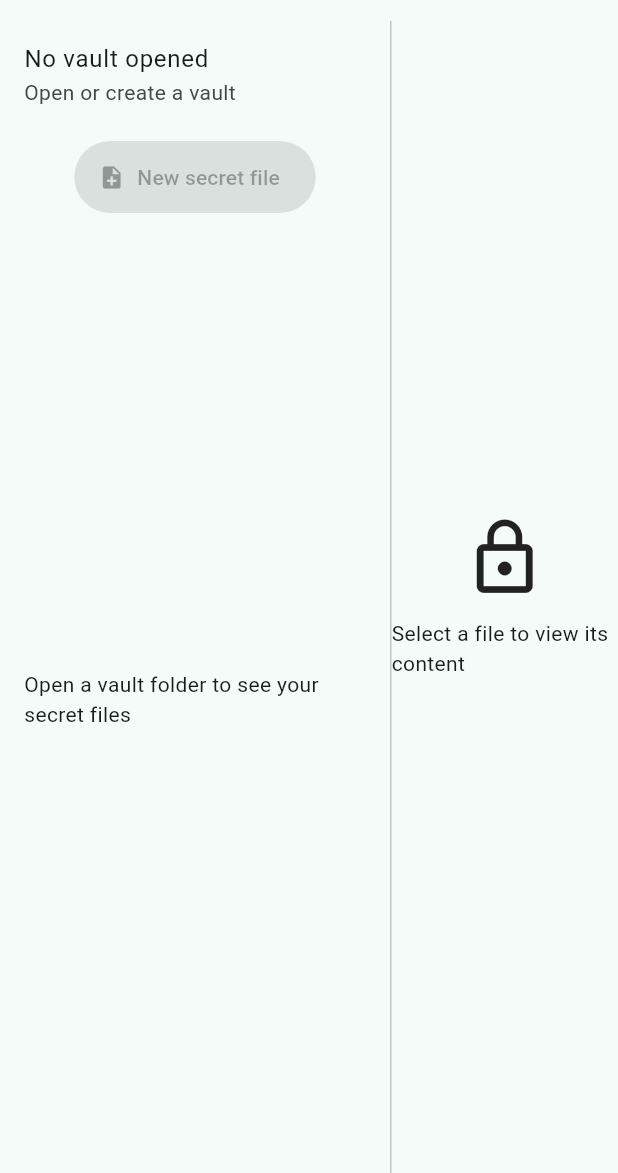
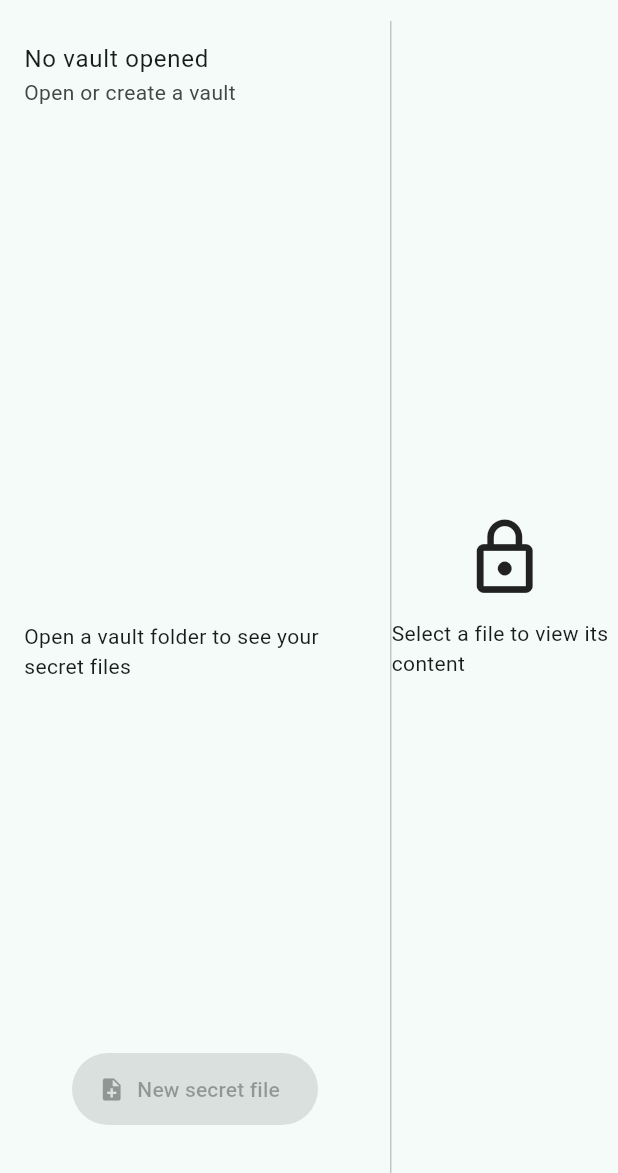
Before and after one commit to tanguyhardion/file-vault, a Flutter app: the screen it shows after launch, on a phone screen of 412 x 824 dp, the part 63-1236 px from its top. Run offline on Flutter 3.47's test engine with Material 3 defaults, Android fonts, the phone set to English and light mode, and no system bars; our stand-ins replace shared_preferences; missing offline and left inert: cryptography, file_selector.

Commit message:
feat: Refactor vault controllers, add vault marker handling, and enhance UI components

```diff
--- a/lib/main.dart
+++ b/lib/main.dart
@@ -2,8 +2,6 @@ import 'package:flutter/material.dart';
 
 import 'app.dart';
 
-export 'app.dart' show FileVaultApp;
-
 void main() {
   runApp(const FileVaultApp());
 }
--- a/lib/screens/vault_home_page.dart
+++ b/lib/screens/vault_home_page.dart
@@ -101,12 +101,27 @@ class _VaultHomePageState extends State<VaultHomePage> {
         // Left pane: file list
         SizedBox(
           width: 260,
-          child: Column(
+          child: Stack(
             children: [
-              VaultHeader(vaultDir: _controller.vaultController.vaultDir),
-              _buildNewFileButton(),
-              _buildSearchBar(),
-              _buildFileList(),
+              Column(
+                children: [
+                  VaultHeader(vaultDir: _controller.vaultController.vaultDir),
+                  _buildSearchBar(),
+                  Expanded(child: _buildFileList()),
+                ],
+              ),
+              Positioned(
+                left: 0,
+                right: 0,
+                bottom: 24, // Space from bottom
+                child: Align(
+                  alignment: Alignment.bottomCenter,
+                  child: SizedBox(
+                    width: 180, // Set desired button width
+                    child: _buildNewFileButton(),
+                  ),
+                ),
+              ),
             ],
           ),
         ),
--- a/lib/widgets/empty_state.dart
+++ b/lib/widgets/empty_state.dart
@@ -1,4 +1,5 @@
 import 'package:flutter/material.dart';
+import 'package:path/path.dart' as p;
 import 'recent_vault_item.dart';
 
 
@@ -36,14 +37,14 @@ class EmptyState extends StatelessWidget {
                   ),
                   const SizedBox(height: 12),
                   ...recentVaults.take(5).map((vaultPath) {
-                    final vaultName = vaultPath.split(RegExp(r'[/\\]')).last;
+                    final vaultName = p.basename(vaultPath);
                     return RecentVaultItem(
                       vaultPath: vaultPath,
                       displayName: vaultName,
                       onTap: () => onOpenRecent(vaultPath),
                       showHoverEffect: true,
                     );
-                  }).toList(),
+                  }),
                 ],
               ),
             ),
--- a/lib/widgets/file_list.dart
+++ b/lib/widgets/file_list.dart
@@ -28,9 +28,8 @@ class FileList extends StatelessWidget {
     if (files.isEmpty) {
       return const Center(child: Text('No secret files in this vault'));
     }
-    return ListView.separated(
+    return ListView.builder(
       itemCount: files.length,
-      separatorBuilder: (context, _) => const SizedBox.shrink(),
       itemBuilder: (context, index) {
         final f = files[index];
         final isOpen = openedContent?.source.fullPath == f.fullPath;
--- a/lib/widgets/recent_vault_item.dart
+++ b/lib/widgets/recent_vault_item.dart
@@ -38,7 +38,7 @@ class RecentVaultItem extends StatelessWidget {
           borderRadius: BorderRadius.circular(12.0),
         ),
         hoverColor: showHoverEffect
-            ? Theme.of(context).colorScheme.primary.withOpacity(0.08)
+            ? Theme.of(context).colorScheme.primary.withValues(alpha: 0.08)
             : null,
       ),
     );
```
Also changed, not shown: lib/controllers/file_operations_controller.dart (+3 -5 lines), lib/controllers/vault_controller.dart (+26 -2 lines), lib/controllers/vault_home_page_controller.dart (+5 -5 lines), 1 other file.
